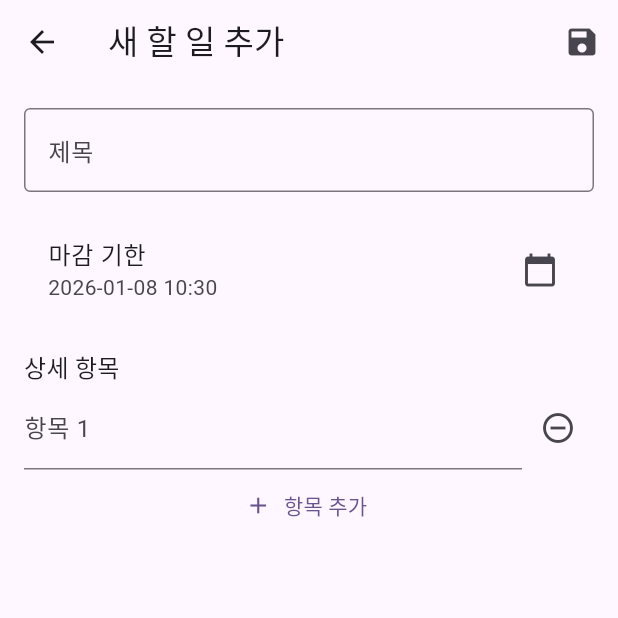
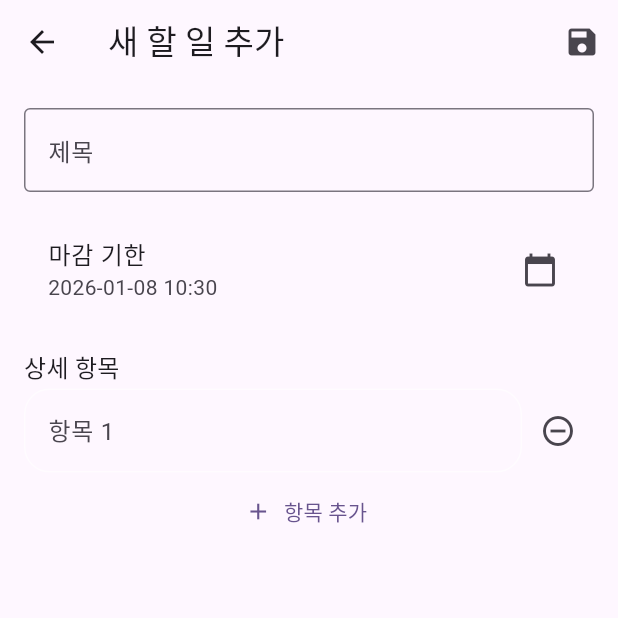
Before and after one commit to izuna69/reminder, a Flutter app: the AddEditTaskScreen screen opened directly, after a tap on "항목 추가", on a phone screen of 412 x 824 dp, the top half of it. Run offline on Flutter 3.47's test engine with Material 3 defaults, Android fonts, the phone set to English and light mode, and no system bars; our stand-ins replace flutter_local_notifications, flutter_riverpod, flutter_timezone, timezone; missing offline and left inert: home_widget.

Commit message:
진영전용

```diff
--- a/lib/models/task.dart
+++ b/lib/models/task.dart
@@ -3,10 +3,7 @@ import 'package:flutter/foundation.dart';
 /// 개별 체크리스트 항목을 나타내는 클래스
 @immutable
 class ChecklistItem {
-  const ChecklistItem({
-    required this.text,
-    this.isDone = false,
-  });
+  const ChecklistItem({required this.text, this.isDone = false});
 
   final String text;
   final bool isDone;
@@ -20,17 +17,11 @@ class ChecklistItem {
   }
 
   Map<String, dynamic> toJson() {
-    return {
-      'text': text,
-      'isDone': isDone,
-    };
+    return {'text': text, 'isDone': isDone};
   }
 
   // 객체의 불변성을 유지하며 특정 속성만 변경하기 위한 copyWith 메서드
-  ChecklistItem copyWith({
-    String? text,
-    bool? isDone,
-  }) {
+  ChecklistItem copyWith({String? text, bool? isDone}) {
     return ChecklistItem(
       text: text ?? this.text,
       isDone: isDone ?? this.isDone,
--- a/lib/screens/add_edit_task_screen.dart
+++ b/lib/screens/add_edit_task_screen.dart
@@ -151,10 +151,18 @@ class _AddEditTaskScreenState extends ConsumerState<AddEditTaskScreen> {
               ...List.generate(_checklistItems.length, (index) {
                 return Row(
                   children: [
+                    SizedBox(height: 60),
                     Expanded(
                       child: TextFormField(
                         controller: _checklistItemControllers[index],
                         decoration: InputDecoration(
+                          enabledBorder: OutlineInputBorder(
+                            borderSide: BorderSide(
+                              width: 1,
+                              color: Colors.white60,
+                            ),
+                            borderRadius: BorderRadius.circular(17),
+                          ),
                           labelText: '항목 ${index + 1}',
                         ),
                       ),
--- a/lib/screens/home_screen.dart
+++ b/lib/screens/home_screen.dart
@@ -39,9 +39,9 @@ class HomeScreen extends ConsumerWidget {
           padding: EdgeInsets.zero,
           children: [
             SizedBox(
-              height: 50,
+              height: 65,
               child: const DrawerHeader(
-                decoration: BoxDecoration(color: Colors.blue),
+                decoration: BoxDecoration(color: Colors.black12),
                 child: Text("메늉"),
               ),
             ),
```
Also changed, not shown: lib/providers/task_provider.dart (+4 -5 lines), 1 other file.
